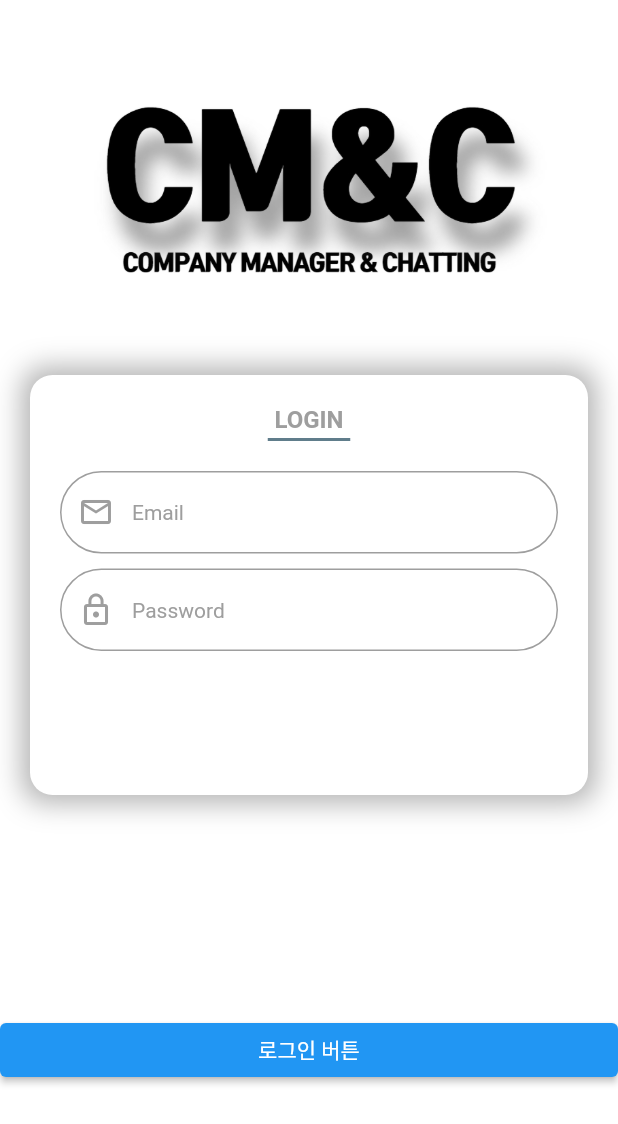
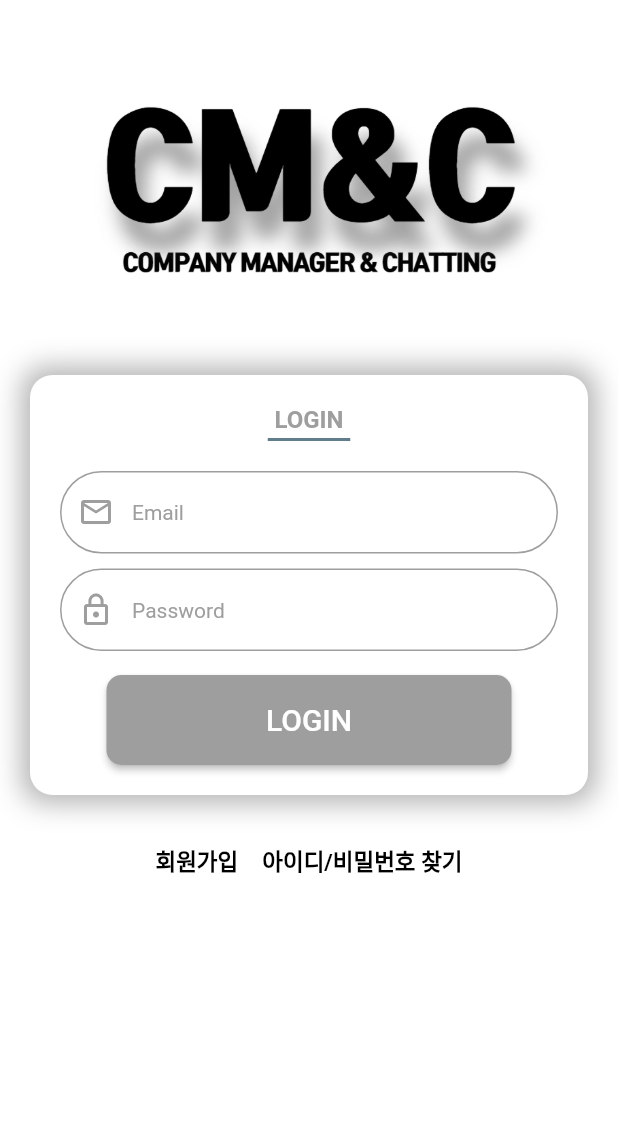
Before and after one commit to lsw0717/Flutter-CompanyManager, a Flutter app: the screen it shows after launch, on a phone screen of 412 x 824 dp. Shown: the top 1124 px of the screen. Run offline on Flutter 3.47's test engine with Material 2 defaults, Android fonts, the phone set to English and light mode, and no system bars; our stand-ins replace connectivity_plus, firebase_core, permission_handler; missing offline and left inert: app_settings, network_info_plus; accounts and stored records are empty.

Commit message:
로그인UI완성

```diff
--- a/lib/login_page.dart
+++ b/lib/login_page.dart
@@ -1,4 +1,6 @@
 import 'package:flutter/material.dart';
+import 'login_page_join.dart';
+import 'login_page_search.dart';
 
 class LoginPage extends StatefulWidget {
   const LoginPage({Key? key}) : super(key: key);
@@ -29,18 +31,6 @@ class _LoginPageState extends State<LoginPage> {
                   image: DecorationImage(
                       image: AssetImage('assets/word.jpg'), fit: BoxFit.fill),
                 ),
-              ),
-            ),
-            //로그인 버튼
-            Positioned(
-              bottom: 100,
-              right: 0,
-              left: 0,
-              child: ElevatedButton(
-                child: Text('로그인 버튼'),
-                onPressed: () {
-                  Navigator.pushNamed(context, '/main_page');
-                },
               ),
             ),
             //배경
@@ -111,7 +101,8 @@ class _LoginPageState extends State<LoginPage> {
                               hintStyle:
                                   TextStyle(fontSize: 14, color: Colors.grey),
                               contentPadding: EdgeInsets.all(18),
-                            )),
+                            )
+                            ),
                             SizedBox(
                               height: 10,
                             ),
@@ -147,11 +138,70 @@ class _LoginPageState extends State<LoginPage> {
               ),
             ),
             Positioned(
-              top: 100,
-              child: Container(
-                height: 90,
-                width: 90,
-                decoration: BoxDecoration(),
+              top: 450,
+              right: 0,
+              left: 0,
+              child: Center(
+                child: ElevatedButton(
+                  onPressed: () {
+                    Navigator.pushNamed(context, '/main_page');
+                    },
+                  style: ElevatedButton.styleFrom(
+                    primary: Colors.grey,
+                    shape: RoundedRectangleBorder(
+                      borderRadius: BorderRadius.circular(10.0),
+                    ),
+                    minimumSize: Size(270, 60),
+                  ),
+                  child: const Text('LOGIN',
+                    style: TextStyle(
+                      fontSize: 20,
+                    ),
+                  ),
+                ),
+              )
+            ),
+            Positioned(
+              top: 550,
+              right: 0,
+              left: 0,
+              child: Row(
+                mainAxisAlignment: MainAxisAlignment.center,
+                children: [
+                  TextButton(
+                    onPressed: () {
+                      Navigator.push(context, MaterialPageRoute(builder: (_) => LoginPageJoin()));
+                      },
+                    style: TextButton.styleFrom(
+                      primary: Colors.black
+                    ),
+                    child: const Text('회원가입',
+                      style: TextStyle(
+                        fontSize: 15,
+                        fontWeight: FontWeight.bold,
+                      ),
+                    ),
+                  ),
+                  //상우에게 물어봄
+                  // VerticalDivider(
+                  //thickness: 2,
+                  //color: Colors.grey,
+                  //),
+                  TextButton(
+                    onPressed: () {
+                      Navigator.push(context, MaterialPageRoute(builder: (_) => LoginPageSearch()));
+                    },
+                    style: TextButton.styleFrom(
+                        primary: Colors.black
+                    ),
+                    child: const Text('아이디/비밀번호 찾기',
+                      style: TextStyle(
+                        fontSize: 15,
+                        fontWeight: FontWeight.bold,
+                      ),
+                    ),
+                  ),
+                ],
               ),
             )
           ],
```
Also changed, not shown: lib/login_page_join.dart (added, +157 -0 lines), lib/login_page_search.dart (added, +93 -0 lines).
